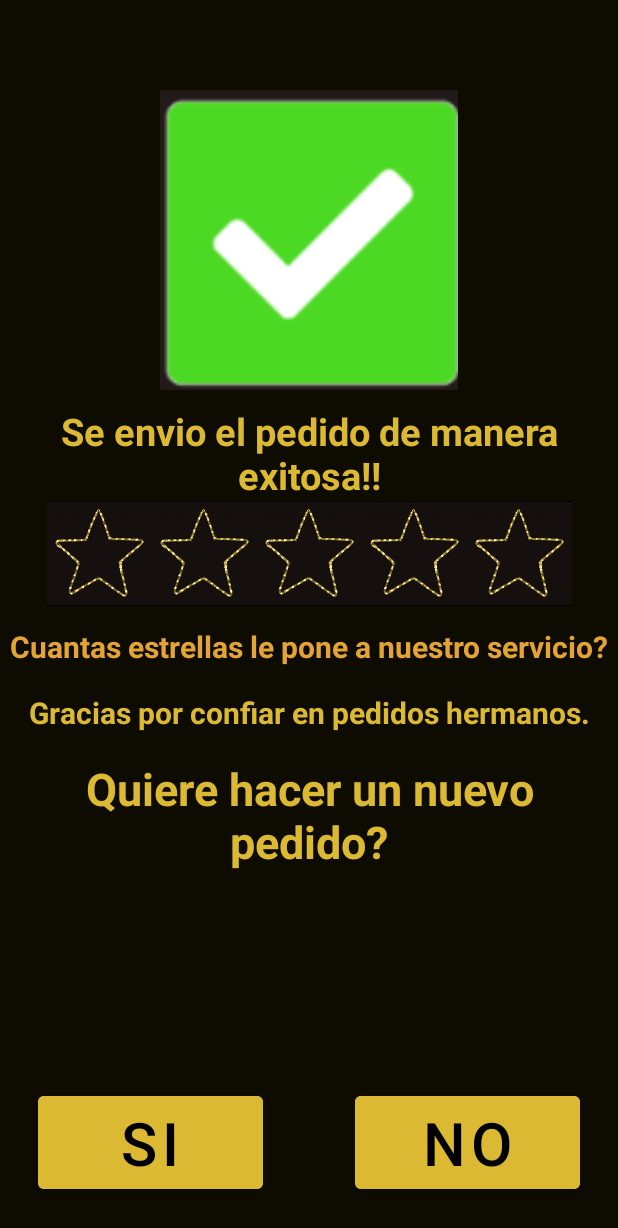
After one commit to dylanjitt/pedidosHermanosAndroid, an Android app: the Calificanos screen opened directly, with no data from a screen before it, on a phone screen of 412 x 824 dp. The commit adds this screen. Shown: the top 1228 px of the screen. Run offline under Robolectric (Android 15) with nearby library versions, the phone set to English and light mode, and no system bars.

Commit message:
added some new activities

```diff
--- a/app/src/main/AndroidManifest.xml
+++ b/app/src/main/AndroidManifest.xml
@@ -13,8 +13,35 @@
         android:theme="@style/Theme.AAFT"
         tools:targetApi="31">
         <activity
+            android:name=".google"
+            android:exported="false">
+            <meta-data
+                android:name="android.app.lib_name"
+                android:value="" />
+        </activity>
+        <activity
+            android:name=".Login"
+            android:exported="false">
+            <meta-data
+                android:name="android.app.lib_name"
+                android:value="" />
+        </activity>
+        <activity
+            android:name=".Calificanos"
+            android:exported="false">
+            <meta-data
+                android:name="android.app.lib_name"
+                android:value="" />
+        </activity>
+        <activity
             android:name=".Pedido"
-            android:exported="false">
+            android:exported="true">
+            <intent-filter>
+                <action android:name="android.intent.action.MAIN" />
+
+                <category android:name="android.intent.category.LAUNCHER" />
+            </intent-filter>
+
             <meta-data
                 android:name="android.app.lib_name"
                 android:value="" />
@@ -29,12 +56,6 @@
         <activity
             android:name=".MainActivity"
             android:exported="true">
-            <intent-filter>
-                <action android:name="android.intent.action.MAIN" />
-
-                <category android:name="android.intent.category.LAUNCHER" />
-            </intent-filter>
-
             <meta-data
                 android:name="android.app.lib_name"
                 android:value="" />
--- /dev/null
+++ b/app/src/main/java/com/grupof/aaft/Calificanos.kt
@@ -0,0 +1,11 @@
+package com.grupof.aaft
+
+import androidx.appcompat.app.AppCompatActivity
+import android.os.Bundle
+
+class Calificanos : AppCompatActivity() {
+    override fun onCreate(savedInstanceState: Bundle?) {
+        super.onCreate(savedInstanceState)
+        setContentView(R.layout.activity_calificanos)
+    }
+}
--- /dev/null
+++ b/app/src/main/java/com/grupof/aaft/Login.kt
@@ -0,0 +1,11 @@
+package com.grupof.aaft
+
+import androidx.appcompat.app.AppCompatActivity
+import android.os.Bundle
+
+class Login : AppCompatActivity() {
+    override fun onCreate(savedInstanceState: Bundle?) {
+        super.onCreate(savedInstanceState)
+        setContentView(R.layout.activity_login)
+    }
+}
--- /dev/null
+++ b/app/src/main/java/com/grupof/aaft/google.kt
@@ -0,0 +1,11 @@
+package com.grupof.aaft
+
+import androidx.appcompat.app.AppCompatActivity
+import android.os.Bundle
+
+class google : AppCompatActivity() {
+    override fun onCreate(savedInstanceState: Bundle?) {
+        super.onCreate(savedInstanceState)
+        setContentView(R.layout.activity_google)
+    }
+}
--- /dev/null
+++ b/app/src/main/res/layout/activity_calificanos.xml
@@ -0,0 +1,168 @@
+<?xml version="1.0" encoding="utf-8"?>
+<androidx.constraintlayout.widget.ConstraintLayout xmlns:android="http://schemas.android.com/apk/res/android"
+    xmlns:app="http://schemas.android.com/apk/res-auto"
+    xmlns:tools="http://schemas.android.com/tools"
+    android:layout_width="match_parent"
+    android:layout_height="match_parent"
+    android:background="#0E0C01"
+    tools:context=".Calificanos">
+
+    <ImageView
+        android:id="@+id/good_id"
+        android:layout_width="200dp"
+        android:layout_height="200dp"
+        android:src="@drawable/good"
+        android:layout_marginTop="60dp"
+        app:layout_constraintTop_toTopOf="parent"
+        app:layout_constraintLeft_toLeftOf="parent"
+        app:layout_constraintRight_toRightOf="parent">
+    </ImageView>
+
+    <TextView
+        android:id="@+id/text_id"
+        android:layout_width="wrap_content"
+        android:layout_height="wrap_content"
+        android:textSize="25sp"
+        android:layout_marginTop="10dp"
+        android:textColor="#DCB933"
+        android:gravity="center"
+        android:textStyle="bold"
+        android:text="Se envio el pedido de manera exitosa!!"
+        app:layout_constraintTop_toBottomOf="@+id/good_id"
+        app:layout_constraintLeft_toLeftOf="parent"
+        app:layout_constraintRight_toRightOf="parent">
+    </TextView>
+
+    <ImageButton
+        android:id="@+id/star3"
+        android:scaleType="centerInside"
+        android:background="@color/black"
+        android:layout_width="70dp"
+        android:layout_height="70dp"
+        app:layout_constraintTop_toBottomOf="@+id/text_id"
+        app:layout_constraintLeft_toLeftOf="parent"
+        android:src="@drawable/star_view"
+        app:layout_constraintRight_toRightOf="parent">
+    </ImageButton>
+
+    <ImageButton
+        android:id="@+id/star1"
+        android:scaleType="centerInside"
+        android:background="@color/black"
+        android:layout_width="70dp"
+        android:layout_height="70dp"
+        app:layout_constraintTop_toBottomOf="@+id/text_id"
+        app:layout_constraintRight_toLeftOf="@id/star2"
+        android:src="@drawable/star_view">
+    </ImageButton>
+
+    <ImageButton
+        android:id="@+id/star2"
+        android:scaleType="centerInside"
+        android:background="@color/black"
+        android:layout_width="70dp"
+        android:layout_height="70dp"
+        app:layout_constraintTop_toBottomOf="@+id/text_id"
+        app:layout_constraintRight_toLeftOf="@id/star3"
+        android:src="@drawable/star_view">
+    </ImageButton>
+
+    <ImageButton
+        android:id="@+id/star4"
+        android:scaleType="centerInside"
+        android:background="@color/black"
+        android:layout_width="70dp"
+        android:layout_height="70dp"
+        app:layout_constraintTop_toBottomOf="@+id/text_id"
+        app:layout_constraintLeft_toRightOf="@id/star3"
+        android:src="@drawable/star_view">
+    </ImageButton>
+
+    <ImageButton
+        android:id="@+id/star5"
+        android:scaleType="centerInside"
+        android:background="@color/black"
+        android:layout_width="70dp"
+        android:layout_height="70dp"
+        app:layout_constraintTop_toBottomOf="@+id/text_id"
+        app:layout_constraintLeft_toRightOf="@id/star4"
+        android:src="@drawable/star_view">
+    </ImageButton>
+
+    <TextView
+        android:id="@+id/text_id_ty"
+        android:layout_width="wrap_content"
+        android:layout_height="wrap_content"
+        android:textSize="20sp"
+        android:layout_marginTop="10dp"
+        android:textColor="#E3A435"
+        android:gravity="center"
+        android:textStyle="bold"
+        android:text="Cuantas estrellas le pone a nuestro servicio?"
+        android:padding="3sp"
+        app:layout_constraintTop_toBottomOf="@+id/star3"
+        app:layout_constraintLeft_toLeftOf="parent"
+        app:layout_constraintRight_toRightOf="parent">
+    </TextView>
+
+    <TextView
+        android:id="@+id/text_id_tyty"
+        android:layout_width="wrap_content"
+        android:layout_height="wrap_content"
+        android:textSize="20sp"
+        android:layout_marginTop="10dp"
+        android:textColor="#DCB933"
+        android:gravity="center"
+        android:textStyle="bold"
+        android:text="Gracias por confiar en pedidos hermanos."
+        android:padding="3sp"
+        app:layout_constraintTop_toBottomOf="@+id/text_id_ty"
+        app:layout_constraintLeft_toLeftOf="parent"
+        app:layout_constraintRight_toRightOf="parent">
+    </TextView>
+
+    <TextView
+        android:id="@+id/text_id_tytyty"
+        android:layout_width="wrap_content"
+        android:layout_height="wrap_content"
+        android:textSize="30sp"
+        android:layout_marginTop="10dp"
+        android:textColor="#DCB933"
+        android:gravity="center"
+        android:textStyle="bold"
+        android:text="Quiere hacer un nuevo pedido?"
+        android:padding="3sp"
+        app:layout_constraintTop_toBottomOf="@+id/text_id_tyty"
+        app:layout_constraintLeft_toLeftOf="parent"
+        app:layout_constraintRight_toRightOf="parent">
+    </TextView>
+
+    <Button
+        android:layout_width="150dp"
+        android:layout_height="wrap_content"
+        app:layout_constraintBottom_toBottomOf="parent"
+        app:layout_constraintLeft_toLeftOf="parent"
+        android:textColor="@color/black"
+        android:textSize="40sp"
+        android:layout_marginBottom="25dp"
+        android:layout_marginLeft="25dp"
+        android:text="Si"
+        android:backgroundTint="#DCB933">
+    </Button>
+
+    <Button
+        android:layout_width="150dp"
+        android:layout_height="wrap_content"
+        app:layout_constraintBottom_toBottomOf="parent"
+        app:layout_constraintRight_toRightOf="parent"
+        android:textColor="@color/black"
+        android:textSize="40sp"
+        android:layout_marginBottom="25dp"
+        android:layout_marginRight="25dp"
+        android:text="No"
+        android:backgroundTint="#DCB933">
+    </Button>
+
+
+
+</androidx.constraintlayout.widget.ConstraintLayout>
--- /dev/null
+++ b/app/src/main/res/layout/activity_google.xml
@@ -0,0 +1,9 @@
+<?xml version="1.0" encoding="utf-8"?>
+<androidx.constraintlayout.widget.ConstraintLayout xmlns:android="http://schemas.android.com/apk/res/android"
+    xmlns:app="http://schemas.android.com/apk/res-auto"
+    xmlns:tools="http://schemas.android.com/tools"
+    android:layout_width="match_parent"
+    android:layout_height="match_parent"
+    tools:context=".google">
+
+</androidx.constraintlayout.widget.ConstraintLayout>
--- /dev/null
+++ b/app/src/main/res/layout/activity_login.xml
@@ -0,0 +1,9 @@
+<?xml version="1.0" encoding="utf-8"?>
+<androidx.constraintlayout.widget.ConstraintLayout xmlns:android="http://schemas.android.com/apk/res/android"
+    xmlns:app="http://schemas.android.com/apk/res-auto"
+    xmlns:tools="http://schemas.android.com/tools"
+    android:layout_width="match_parent"
+    android:layout_height="match_parent"
+    tools:context=".Login">
+
+</androidx.constraintlayout.widget.ConstraintLayout>
--- a/app/src/main/res/layout/activity_pedido.xml
+++ b/app/src/main/res/layout/activity_pedido.xml
@@ -4,6 +4,7 @@
     xmlns:tools="http://schemas.android.com/tools"
     android:layout_width="match_parent"
     android:layout_height="match_parent"
+    android:background="@color/black"
     tools:context=".Pedido"
     android:layout_gravity="center">
 
--- a/app/src/main/res/values/colors.xml
+++ b/app/src/main/res/values/colors.xml
@@ -7,4 +7,10 @@
     <color name="teal_700">#FF018786</color>
     <color name="black">#FF000000</color>
     <color name="white">#FFFFFFFF</color>
+    <color name="brown">#221919</color>
+    <color name="yellow">#FDAF01</color>
+    <color name="soft_white">#92FFFFFF</color>
+    <color name="chocolate">#594B4B</color>
+    <color name="plomo">#F1EFEF</color>
+    <color name="nulll">#00FFFFFF</color>
 </resources>
--- a/app/src/main/res/values/themes.xml
+++ b/app/src/main/res/values/themes.xml
@@ -1,6 +1,6 @@
 <resources xmlns:tools="http://schemas.android.com/tools">
     <!-- Base application theme. -->
-    <style name="Theme.AAFT" parent="Theme.MaterialComponents.DayNight.DarkActionBar">
+    <style name="Theme.AAFT" parent="Theme.MaterialComponents.DayNight.NoActionBar">
         <!-- Primary brand color. -->
         <item name="colorPrimary">@color/purple_500</item>
         <item name="colorPrimaryVariant">@color/purple_700</item>
@@ -10,7 +10,7 @@
         <item name="colorSecondaryVariant">@color/teal_700</item>
         <item name="colorOnSecondary">@color/black</item>
         <!-- Status bar color. -->
-        <item name="android:statusBarColor">?attr/colorPrimaryVariant</item>
+        <item name="android:statusBarColor">#221919</item>
         <!-- Customize your theme here. -->
     </style>
 </resources>
```
Also changed, not shown: app/src/main/res/drawable/good.png (added), app/src/main/res/drawable/star_view.png (added), app/src/main/res/drawable/star_view_activated.png (added).
